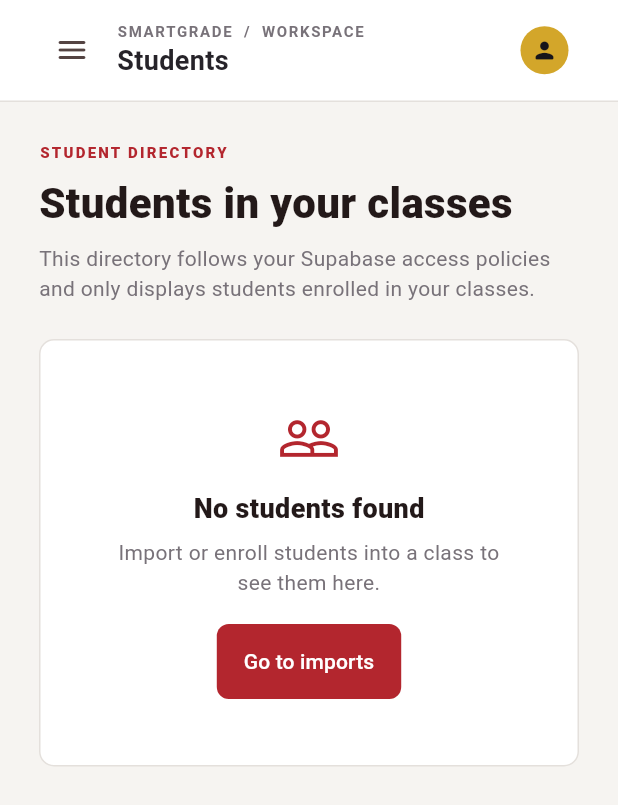
After one commit to joshuanisnisan02-hub/gradingsystem, a Flutter app: the ClassesScreen screen opened by its route, in the side drawer, after a tap on "New class", on a phone screen of 412 x 824 dp. The commit adds this screen. Shown: the top 805 px of the screen. Run offline on Flutter 3.47's test engine with Material 3 defaults, Android fonts, the phone set to English and light mode, and no system bars; our stand-ins replace flutter_riverpod, go_router, supabase_flutter; accounts and stored records are empty; network calls fail; Roboto replaces fonts that are missing (Segoe UI).

Commit message:
Connect SmartGrade workspace navigation

```diff
--- a/lib/core/workspace_shell.dart
+++ b/lib/core/workspace_shell.dart
@@ -55,9 +55,13 @@ class _IconRail extends StatelessWidget {
       const SizedBox(height: 16),
       const Icon(Icons.school_rounded, color: SmartGradeColors.mustard, size: 27),
       const SizedBox(height: 28),
-      ...[Icons.grid_view_rounded, Icons.people_alt_outlined, Icons.fact_check_outlined, Icons.bar_chart_rounded, Icons.cloud_sync_outlined].map((icon) => Padding(padding: const EdgeInsets.only(bottom: 10), child: IconButton(onPressed: () {}, icon: Icon(icon, color: Colors.white70, size: 20)))),
+      _RailButton(icon: Icons.grid_view_rounded, route: '/classes', tooltip: 'Classes'),
+      _RailButton(icon: Icons.table_chart_outlined, route: '/gradebooks', tooltip: 'Gradebooks'),
+      _RailButton(icon: Icons.people_alt_outlined, route: '/students', tooltip: 'Students'),
+      _RailButton(icon: Icons.cloud_sync_outlined, route: '/imports', tooltip: 'Imports & Sync'),
+      _RailButton(icon: Icons.bar_chart_rounded, route: '/reports', tooltip: 'Reports'),
       const Spacer(),
-      IconButton(onPressed: () {}, icon: const Icon(Icons.settings_outlined, color: Colors.white70, size: 20)),
+      IconButton(tooltip: 'Settings', onPressed: () => context.go('/settings'), icon: const Icon(Icons.settings_outlined, color: Colors.white70, size: 20)),
       const SizedBox(height: 14),
     ])),
   );
@@ -78,10 +82,10 @@ class _Navigation extends StatelessWidget {
       const Padding(padding: EdgeInsets.symmetric(horizontal: 20), child: Text('TEACHER WORKSPACE', style: TextStyle(color: Colors.white38, fontSize: 9, fontWeight: FontWeight.w700, letterSpacing: 1.2))),
       const SizedBox(height: 9),
       _NavItem(label: 'Classes', icon: Icons.dashboard_outlined, active: active == 'Classes', onTap: () => context.go('/classes')),
-      _NavItem(label: 'Gradebook', icon: Icons.table_chart_outlined, active: active == 'Gradebook', onTap: () {}),
-      _NavItem(label: 'Students', icon: Icons.people_outline, active: active == 'Students', onTap: () {}),
-      _NavItem(label: 'Imports & Sync', icon: Icons.sync_rounded, badge: '2', active: active == 'Imports', onTap: () {}),
-      _NavItem(label: 'Reports', icon: Icons.description_outlined, active: active == 'Reports', onTap: () {}),
+      _NavItem(label: 'Gradebooks', icon: Icons.table_chart_outlined, active: active == 'Gradebooks' || active == 'Gradebook', onTap: () => context.go('/gradebooks')),
+      _NavItem(label: 'Students', icon: Icons.people_outline, active: active == 'Students', onTap: () => context.go('/students')),
+      _NavItem(label: 'Imports & Sync', icon: Icons.sync_rounded, badge: '2', active: active == 'Imports', onTap: () => context.go('/imports')),
+      _NavItem(label: 'Reports', icon: Icons.description_outlined, active: active == 'Reports', onTap: () => context.go('/reports')),
       const Padding(padding: EdgeInsets.fromLTRB(20, 24, 20, 10), child: Text('QUICK FILTERS', style: TextStyle(color: Colors.white38, fontSize: 9, fontWeight: FontWeight.w700, letterSpacing: 1.2))),
       const _Filter(label: 'Active classes', color: SmartGradeColors.red),
       const _Filter(label: 'Missing scores', color: SmartGradeColors.mustard),
@@ -93,6 +97,18 @@ class _Navigation extends StatelessWidget {
         icon: const Icon(Icons.logout_rounded, size: 17), label: const Text('Sign out'),
       )),
     ])),
+  );
+}
+
+class _RailButton extends StatelessWidget {
+  const _RailButton({required this.icon, required this.route, required this.tooltip});
+  final IconData icon;
+  final String route;
+  final String tooltip;
+  @override
+  Widget build(BuildContext context) => Padding(
+    padding: const EdgeInsets.only(bottom: 8),
+    child: IconButton(tooltip: tooltip, onPressed: () => context.go(route), icon: Icon(icon, color: Colors.white70, size: 20)),
   );
 }
 
--- a/lib/features/classes/classes_screen.dart
+++ b/lib/features/classes/classes_screen.dart
@@ -53,8 +53,13 @@ class _ClassesScreenState extends State<ClassesScreen> {
       ],
     ));
     if (accepted != true || code.text.trim().isEmpty || title.text.trim().isEmpty || section.text.trim().isEmpty) return;
-    await supabase.from('classes').insert({'subject_code': code.text.trim(), 'subject_title': title.text.trim(), 'section': section.text.trim(), 'teacher_id': supabase.auth.currentUser!.id});
-    await load();
+    try {
+      await supabase.from('classes').insert({'subject_code': code.text.trim(), 'subject_title': title.text.trim(), 'section': section.text.trim(), 'teacher_id': supabase.auth.currentUser!.id});
+      await load();
+    } catch (error) {
+      if (!mounted) return;
+      ScaffoldMessenger.of(context).showSnackBar(SnackBar(content: Text('Class could not be created: $error')));
+    }
   }
 
   @override
--- /dev/null
+++ b/lib/features/workspace/workspace_pages.dart
@@ -0,0 +1,131 @@
+import 'package:flutter/material.dart';
+import 'package:go_router/go_router.dart';
+
+import '../../core/design_system.dart';
+import '../../core/supabase_client.dart';
+import '../../core/workspace_shell.dart';
+
+class GradebooksScreen extends StatelessWidget {
+  const GradebooksScreen({super.key});
+  @override
+  Widget build(BuildContext context) => WorkspaceShell(
+    title: 'Gradebooks',
+    active: 'Gradebooks',
+    child: FutureBuilder<List<Map<String, dynamic>>>(
+      future: _loadClasses(),
+      builder: (context, snapshot) {
+        if (snapshot.connectionState != ConnectionState.done) return const Center(child: CircularProgressIndicator());
+        final classes = snapshot.data ?? [];
+        return _PageBody(
+          eyebrow: 'CLASS RECORDS',
+          title: 'Choose a class gradebook',
+          description: 'Each gradebook only shows the students and assessment records belonging to that class.',
+          child: classes.isEmpty
+              ? _EmptyPanel(icon: Icons.table_chart_outlined, title: 'No gradebooks available', message: 'Create a class first. Its gradebook will automatically appear here.', actionLabel: 'Create a class', onAction: () => context.go('/classes'))
+              : Wrap(spacing: 14, runSpacing: 14, children: classes.map((item) => _ActionCard(
+                  icon: Icons.menu_book_rounded,
+                  title: '${item['subject_code']} · ${item['section']}',
+                  subtitle: '${item['subject_title']}',
+                  action: 'Open gradebook',
+                  onTap: () => context.go('/classes/${item['id']}/gradebook'),
+                )).toList()),
+        );
+      },
+    ),
+  );
+
+  Future<List<Map<String, dynamic>>> _loadClasses() async {
+    final data = await supabase.from('classes').select('id, subject_code, subject_title, section').order('subject_code');
+    return List<Map<String, dynamic>>.from(data);
+  }
+}
+
+class StudentsScreen extends StatelessWidget {
+  const StudentsScreen({super.key});
+  @override
+  Widget build(BuildContext context) => WorkspaceShell(
+    title: 'Students',
+    active: 'Students',
+    child: FutureBuilder<List<Map<String, dynamic>>>(
+      future: _loadStudents(),
+      builder: (context, snapshot) {
+        if (snapshot.connectionState != ConnectionState.done) return const Center(child: CircularProgressIndicator());
+        final students = snapshot.data ?? [];
+        return _PageBody(
+          eyebrow: 'STUDENT DIRECTORY',
+          title: 'Students in your classes',
+          description: 'This directory follows your Supabase access policies and only displays students enrolled in your classes.',
+          child: students.isEmpty
+              ? _EmptyPanel(icon: Icons.people_outline, title: 'No students found', message: 'Import or enroll students into a class to see them here.', actionLabel: 'Go to imports', onAction: () => context.go('/imports'))
+              : Container(decoration: _panelDecoration, child: ListView.separated(shrinkWrap: true, physics: const NeverScrollableScrollPhysics(), itemCount: students.length, separatorBuilder: (_, __) => const Divider(height: 1), itemBuilder: (_, index) { final student = students[index]; return ListTile(leading: const CircleAvatar(backgroundColor: SmartGradeColors.mustardSoft, child: Icon(Icons.person_outline, color: SmartGradeColors.black)), title: Text('${student['last_name']}, ${student['first_name']}', style: const TextStyle(fontWeight: FontWeight.w700)), subtitle: Text('${student['student_number']}'), trailing: const Icon(Icons.chevron_right_rounded)); })),
+        );
+      },
+    ),
+  );
+
+  Future<List<Map<String, dynamic>>> _loadStudents() async {
+    final data = await supabase.from('students').select('id, student_number, last_name, first_name').order('last_name');
+    return List<Map<String, dynamic>>.from(data);
+  }
+}
+
+class ImportsScreen extends StatelessWidget {
+  const ImportsScreen({super.key});
+  @override
+  Widget build(BuildContext context) => WorkspaceShell(title: 'Imports & Sync', active: 'Imports', child: _PageBody(
+    eyebrow: 'FASTER DATA ENTRY',
+    title: 'Import and synchronize records',
+    description: 'Choose the source that matches the records you already maintain.',
+    child: Wrap(spacing: 14, runSpacing: 14, children: [
+      _ActionCard(icon: Icons.group_add_outlined, title: 'Student masterlist', subtitle: 'Prepare a CSV roster for a selected class.', action: 'Select a class', onTap: () => context.go('/classes')),
+      _ActionCard(icon: Icons.quiz_outlined, title: 'Quiz scores', subtitle: 'Open a gradebook before importing assessment scores.', action: 'Open gradebooks', onTap: () => context.go('/gradebooks')),
+      _ActionCard(icon: Icons.cloud_sync_outlined, title: 'Google Classroom', subtitle: 'Classroom synchronization will be configured here.', action: 'View status', onTap: () => ScaffoldMessenger.of(context).showSnackBar(const SnackBar(content: Text('Google Classroom connection is the next integration module.')))),
+    ]),
+  ));
+}
+
+class ReportsScreen extends StatelessWidget {
+  const ReportsScreen({super.key});
+  @override
+  Widget build(BuildContext context) => WorkspaceShell(title: 'Reports', active: 'Reports', child: _PageBody(
+    eyebrow: 'REPORTS & EXPORT',
+    title: 'Prepare class records',
+    description: 'Open a class before producing reports so every output remains class-specific.',
+    child: Wrap(spacing: 14, runSpacing: 14, children: [
+      _ActionCard(icon: Icons.summarize_outlined, title: 'Class grade sheet', subtitle: 'Review totals and computed grades per class.', action: 'Choose class', onTap: () => context.go('/gradebooks')),
+      _ActionCard(icon: Icons.warning_amber_outlined, title: 'Missing scores', subtitle: 'Identify incomplete requirements before finalizing.', action: 'Review classes', onTap: () => context.go('/classes')),
+      _ActionCard(icon: Icons.file_download_outlined, title: 'Export records', subtitle: 'Export controls appear inside the selected gradebook.', action: 'Open gradebooks', onTap: () => context.go('/gradebooks')),
+    ]),
+  ));
+}
+
+class SettingsScreen extends StatelessWidget {
+  const SettingsScreen({super.key});
+  @override
+  Widget build(BuildContext context) => WorkspaceShell(title: 'Settings', active: 'Settings', child: const _PageBody(
+    eyebrow: 'WORKSPACE SETTINGS',
+    title: 'SmartGrade preferences',
+    description: 'Your account is connected to Supabase. More grading and integration preferences can be added here.',
+    child: _EmptyPanel(icon: Icons.settings_outlined, title: 'Configuration ready', message: 'Use the navigation menu to continue managing your classes.', actionLabel: 'Back to classes'),
+  ));
+}
+
+class _PageBody extends StatelessWidget {
+  const _PageBody({required this.eyebrow, required this.title, required this.description, required this.child});
+  final String eyebrow; final String title; final String description; final Widget child;
+  @override Widget build(BuildContext context) => SingleChildScrollView(padding: const EdgeInsets.all(26), child: Column(crossAxisAlignment: CrossAxisAlignment.start, children: [Text(eyebrow, style: const TextStyle(fontSize: 10, color: SmartGradeColors.red, letterSpacing: 1.5, fontWeight: FontWeight.w800)), const SizedBox(height: 7), Text(title, style: const TextStyle(fontSize: 28, fontWeight: FontWeight.w800)), const SizedBox(height: 7), Text(description, style: const TextStyle(color: SmartGradeColors.muted)), const SizedBox(height: 24), child]));
+}
+
+class _ActionCard extends StatelessWidget {
+  const _ActionCard({required this.icon, required this.title, required this.subtitle, required this.action, required this.onTap});
+  final IconData icon; final String title; final String subtitle; final String action; final VoidCallback onTap;
+  @override Widget build(BuildContext context) => SizedBox(width: 310, child: Material(color: Colors.white, shape: RoundedRectangleBorder(borderRadius: BorderRadius.circular(10), side: const BorderSide(color: SmartGradeColors.line)), child: InkWell(borderRadius: BorderRadius.circular(10), onTap: onTap, child: Padding(padding: const EdgeInsets.all(19), child: Column(crossAxisAlignment: CrossAxisAlignment.start, children: [Container(width: 42, height: 42, decoration: BoxDecoration(color: SmartGradeColors.mustardSoft, borderRadius: BorderRadius.circular(8)), child: Icon(icon, color: SmartGradeColors.black)), const SizedBox(height: 16), Text(title, style: const TextStyle(fontSize: 16, fontWeight: FontWeight.w800)), const SizedBox(height: 5), Text(subtitle, style: const TextStyle(fontSize: 12, height: 1.45, color: SmartGradeColors.muted)), const SizedBox(height: 17), Row(children: [Text(action, style: const TextStyle(fontSize: 11, color: SmartGradeColors.red, fontWeight: FontWeight.w800)), const Spacer(), const Icon(Icons.arrow_forward_rounded, size: 17, color: SmartGradeColors.red)])])))));
+}
+
+class _EmptyPanel extends StatelessWidget {
+  const _EmptyPanel({required this.icon, required this.title, required this.message, required this.actionLabel, this.onAction});
+  final IconData icon; final String title; final String message; final String actionLabel; final VoidCallback? onAction;
+  @override Widget build(BuildContext context) => Container(width: double.infinity, padding: const EdgeInsets.all(44), decoration: _panelDecoration, child: Column(children: [Icon(icon, size: 42, color: SmartGradeColors.red), const SizedBox(height: 13), Text(title, style: const TextStyle(fontSize: 18, fontWeight: FontWeight.w800)), const SizedBox(height: 6), Text(message, textAlign: TextAlign.center, style: const TextStyle(color: SmartGradeColors.muted)), const SizedBox(height: 18), FilledButton(onPressed: onAction ?? () => context.go('/classes'), child: Text(actionLabel))]));
+}
+
+final _panelDecoration = BoxDecoration(color: Colors.white, border: Border.all(color: SmartGradeColors.line), borderRadius: BorderRadius.circular(10));
--- a/lib/main.dart
+++ b/lib/main.dart
@@ -6,6 +6,7 @@ import 'package:supabase_flutter/supabase_flutter.dart';
 import 'features/auth/login_screen.dart';
 import 'features/classes/classes_screen.dart';
 import 'features/gradebook/gradebook_screen.dart';
+import 'features/workspace/workspace_pages.dart';
 import 'core/design_system.dart';
 
 Future<void> main() async {
@@ -35,6 +36,11 @@ final routerProvider = Provider<GoRouter>((ref) {
     routes: [
       GoRoute(path: '/login', builder: (_, __) => const LoginScreen()),
       GoRoute(path: '/classes', builder: (_, __) => const ClassesScreen()),
+      GoRoute(path: '/gradebooks', builder: (_, __) => const GradebooksScreen()),
+      GoRoute(path: '/students', builder: (_, __) => const StudentsScreen()),
+      GoRoute(path: '/imports', builder: (_, __) => const ImportsScreen()),
+      GoRoute(path: '/reports', builder: (_, __) => const ReportsScreen()),
+      GoRoute(path: '/settings', builder: (_, __) => const SettingsScreen()),
       GoRoute(
         path: '/classes/:classId/gradebook',
         builder: (_, state) => GradebookScreen(classId: state.pathParameters['classId']!),
```
